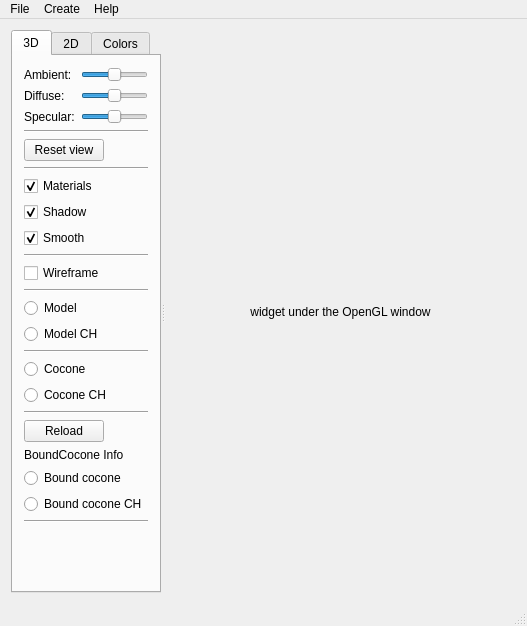
cppd/math, file src/qt/main_window.ui: the form before one commit.
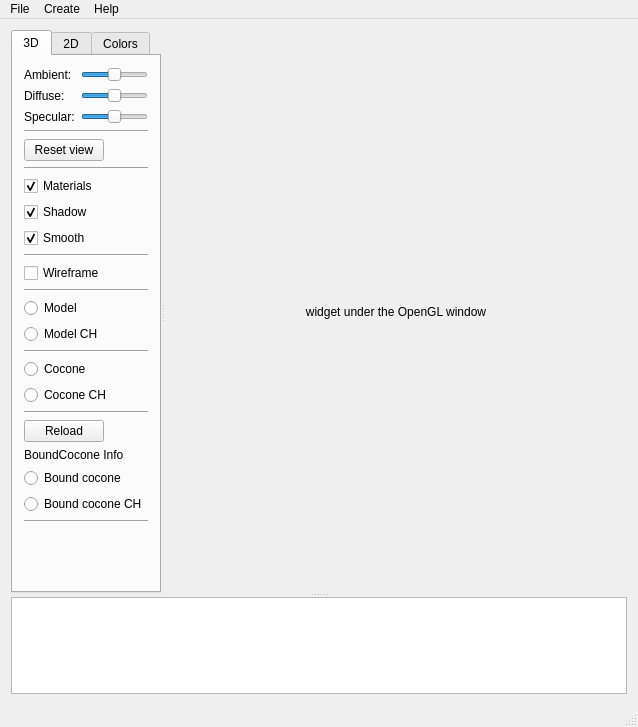
The form after the commit. Custom widgets are drawn as their Qt base class.

The edit to the form file:
```diff
--- a/src/qt/main_window.ui
+++ b/src/qt/main_window.ui
@@ -9,22 +9,10 @@
    <rect>
     <x>0</x>
     <y>0</y>
-    <width>527</width>
-    <height>626</height>
+    <width>638</width>
+    <height>727</height>
    </rect>
   </property>
-  <property name="sizePolicy">
-   <sizepolicy hsizetype="Fixed" vsizetype="Fixed">
-    <horstretch>0</horstretch>
-    <verstretch>0</verstretch>
-   </sizepolicy>
-  </property>
-  <property name="minimumSize">
-   <size>
-    <width>0</width>
-    <height>0</height>
-   </size>
-  </property>
   <widget class="QWidget" name="mainWidget">
    <property name="sizePolicy">
     <sizepolicy hsizetype="Preferred" vsizetype="Preferred">
@@ -35,9 +23,19 @@
    <property name="layoutDirection">
     <enum>Qt::LeftToRight</enum>
    </property>
-   <layout class="QHBoxLayout" name="horizontalLayout_3">
+   <layout class="QVBoxLayout" name="verticalLayout">
     <item>
+     <widget class="QSplitter" name="splitter_2">
+      <property name="orientation">
+       <enum>Qt::Vertical</enum>
+      </property>
      <widget class="QSplitter" name="splitter">
+       <property name="sizePolicy">
+        <sizepolicy hsizetype="Expanding" vsizetype="Preferred">
+         <horstretch>0</horstretch>
+         <verstretch>2</verstretch>
+        </sizepolicy>
+       </property>
       <property name="orientation">
        <enum>Qt::Horizontal</enum>
       </property>
@@ -55,15 +53,7 @@
         <attribute name="title">
          <string>3D</string>
         </attribute>
-        <layout class="QVBoxLayout" name="verticalLayout_3">
-         <item>
           <layout class="QVBoxLayout" name="verticalLayout_2">
-           <property name="spacing">
-            <number>6</number>
-           </property>
-           <property name="sizeConstraint">
-            <enum>QLayout::SetMaximumSize</enum>
-           </property>
            <item>
             <layout class="QFormLayout" name="formLayout">
              <property name="sizeConstraint">
@@ -343,18 +333,13 @@
              <property name="orientation">
               <enum>Qt::Vertical</enum>
              </property>
-             <property name="sizeType">
-              <enum>QSizePolicy::Expanding</enum>
-             </property>
              <property name="sizeHint" stdset="0">
               <size>
-               <width>13</width>
-               <height>13</height>
+              <width>0</width>
+              <height>0</height>
               </size>
              </property>
             </spacer>
-           </item>
-          </layout>
          </item>
         </layout>
        </widget>
@@ -829,8 +814,8 @@
        </property>
        <property name="minimumSize">
         <size>
-         <width>300</width>
-         <height>300</height>
+          <width>400</width>
+          <height>400</height>
         </size>
        </property>
        <property name="text">
@@ -844,6 +829,21 @@
        </property>
       </widget>
      </widget>
+      <widget class="QTextEdit" name="text_log">
+       <property name="sizePolicy">
+        <sizepolicy hsizetype="Expanding" vsizetype="Expanding">
+         <horstretch>0</horstretch>
+         <verstretch>1</verstretch>
+        </sizepolicy>
+       </property>
+       <property name="lineWrapMode">
+        <enum>QTextEdit::NoWrap</enum>
+       </property>
+       <property name="readOnly">
+        <bool>true</bool>
+       </property>
+      </widget>
+     </widget>
     </item>
    </layout>
   </widget>
@@ -852,7 +852,7 @@
     <rect>
      <x>0</x>
      <y>0</y>
-     <width>527</width>
+     <width>638</width>
      <height>20</height>
     </rect>
    </property>
```
Left out of the diff: 5 changed lines with no effect on the pictures. Lines whose indentation alone changed are shown as unchanged.
